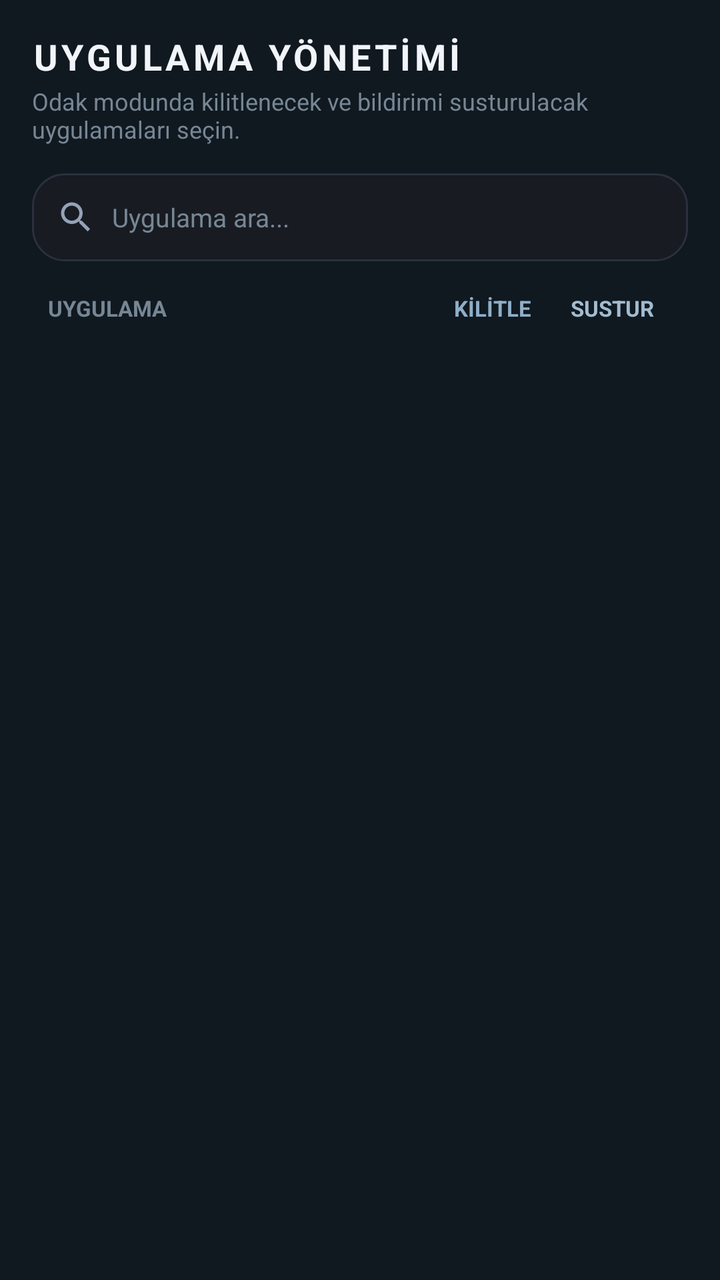
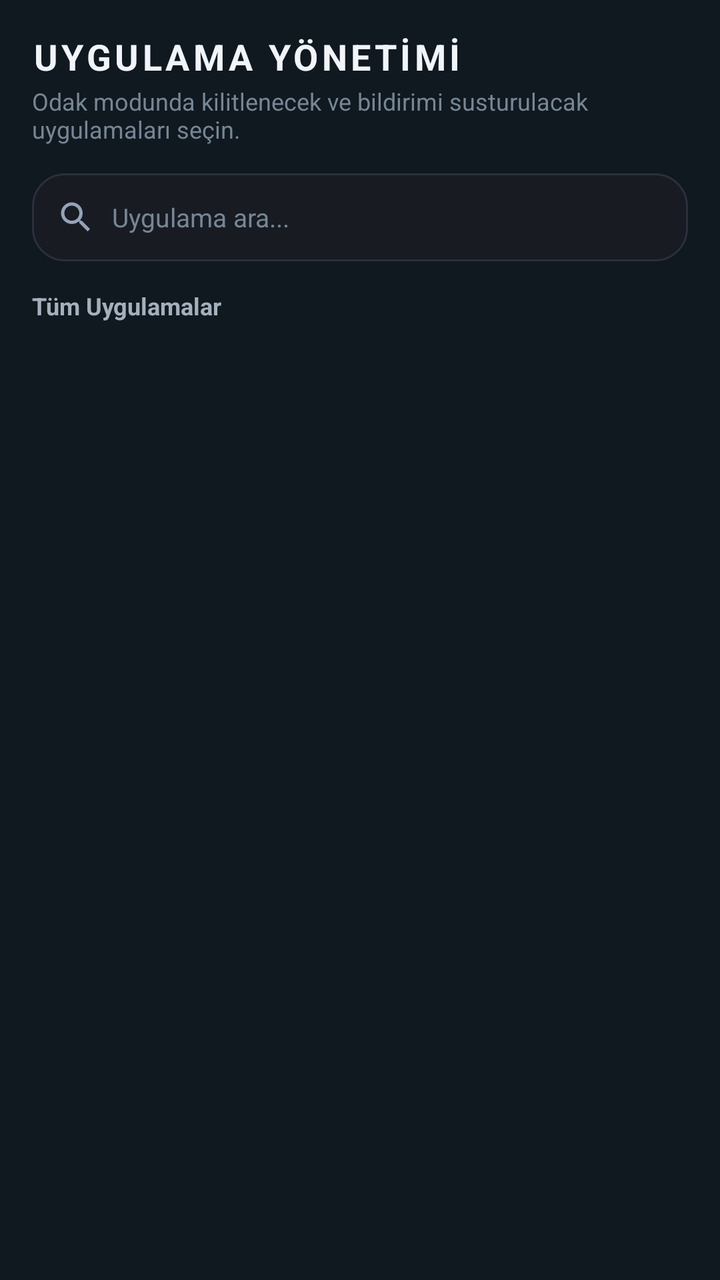

Screens rendered from an Android XML layout before and after an edit, with the pre-edit source and the edit as a unified diff.
<!-- AndroidManifest.xml: application theme Theme.KZBSODAK -->
<!-- res/layout/fragment_apps.xml -->
<?xml version="1.0" encoding="utf-8"?>
<LinearLayout xmlns:android="http://schemas.android.com/apk/res/android"
    xmlns:app="http://schemas.android.com/apk/res-auto"
    android:layout_width="match_parent"
    android:layout_height="match_parent"
    android:orientation="vertical"
    android:padding="16dp">

    
    <TextView
        android:layout_width="wrap_content"
        android:layout_height="wrap_content"
        android:letterSpacing="0.1"
        android:text="@string/apps_title"
        android:textColor="@color/text_primary"
        android:textSize="18sp"
        android:textStyle="bold" />

    <TextView
        android:layout_width="wrap_content"
        android:layout_height="wrap_content"
        android:layout_marginTop="2dp"
        android:text="Odak modunda kilitlenecek ve bildirimi susturulacak uygulamaları seçin."
        android:textColor="@color/text_muted"
        android:textSize="12sp" />

    
    <LinearLayout
        android:layout_width="match_parent"
        android:layout_height="44dp"
        android:layout_marginTop="14dp"
        android:background="@drawable/bg_card_dark"
        android:gravity="center_vertical"
        android:orientation="horizontal"
        android:paddingStart="12dp"
        android:paddingEnd="12dp">

        <ImageView
            android:layout_width="20dp"
            android:layout_height="20dp"
            android:src="@drawable/ic_search"
            android:contentDescription="Ara" />

        <EditText
            android:id="@+id/etSearchApp"
            android:layout_width="match_parent"
            android:layout_height="match_parent"
            android:layout_marginStart="8dp"
            android:background="@null"
            android:hint="@string/search_apps"
            android:inputType="text"
            android:textColor="@color/text_primary"
            android:textColorHint="@color/text_muted"
            android:textSize="13sp" />
    </LinearLayout>

    
    <LinearLayout
        android:layout_width="match_parent"
        android:layout_height="wrap_content"
        android:layout_marginTop="16dp"
        android:layout_marginBottom="8dp"
        android:gravity="center_vertical"
        android:orientation="horizontal"
        android:paddingStart="8dp"
        android:paddingEnd="8dp">

        <TextView
            android:layout_width="0dp"
            android:layout_height="wrap_content"
            android:layout_weight="1"
            android:text="UYGULAMA"
            android:textColor="@color/text_muted"
            android:textSize="11sp"
            android:textStyle="bold" />

        <TextView
            android:layout_width="60dp"
            android:layout_height="wrap_content"
            android:gravity="center"
            android:text="KİLİTLE"
            android:textColor="@color/accent_blue"
            android:textSize="11sp"
            android:textStyle="bold" />

        <TextView
            android:layout_width="60dp"
            android:layout_height="wrap_content"
            android:gravity="center"
            android:text="SUSTUR"
            android:textColor="@color/accent_blue_light"
            android:textSize="11sp"
            android:textStyle="bold" />
    </LinearLayout>

    
    <androidx.recyclerview.widget.RecyclerView
        android:id="@+id/rvAppsList"
        android:layout_width="match_parent"
        android:layout_height="match_parent"
        android:clipToPadding="false"
        android:paddingBottom="16dp" />

</LinearLayout>
<!-- resources referenced by this layout -->
<resources>
  <color name="accent_blue">#8FAFC8</color>
  <color name="accent_blue_light">#A2BCD0</color>
  <color name="text_muted">#768694</color>
  <color name="text_primary">#F1F5F9</color>
  <!-- drawable bg_card_dark (drawable) -->
  <?xml version="1.0" encoding="utf-8"?>
  <shape xmlns:android="http://schemas.android.com/apk/res/android"
      android:shape="rectangle">
      <solid android:color="#181B22" />
      <corners android:radius="16dp" />
      <stroke
          android:width="1dp"
          android:color="#2A303C" />
  </shape>
  <!-- drawable ic_search (drawable) -->
  <vector xmlns:android="http://schemas.android.com/apk/res/android"
      android:width="24dp"
      android:height="24dp"
      android:viewportWidth="24"
      android:viewportHeight="24">
      <path
          android:fillColor="#94A3B8"
          android:pathData="M15.5,14h-0.79l-0.28,-0.27C15.41,12.59 16,11.11 16,9.5 16,5.91 13.09,3 9.5,3S3,5.91 3,9.5 5.91,16 9.5,16c1.61,0 3.09,-0.59 4.23,-1.57l0.27,0.28v0.79l5,4.99L20.49,19l-4.99,-5zm-6,0C7.01,14 5,11.99 5,9.5S7.01,5 9.5,5 14,7.01 14,9.5 11.99,14 9.5,14z"/>
  </vector>
  <string name="apps_title">UYGULAMA YÖNETİMİ</string>
  <string name="search_apps">Uygulama ara...</string>
  <style name="Theme.KZBSODAK" parent="Theme.MaterialComponents.DayNight.NoActionBar">
          
          <item name="colorPrimary">@color/accent_blue_dark</item>
          <item name="colorPrimaryVariant">@color/accent_blue_dark</item>
          <item name="colorOnPrimary">@color/text_primary</item>
          
          <item name="colorSecondary">@color/accent_blue</item>
          <item name="colorSecondaryVariant">@color/accent_blue_light</item>
          <item name="colorOnSecondary">@color/bg_main</item>
          
          <item name="android:statusBarColor">@color/bg_main</item>
          <item name="android:navigationBarColor">@color/bg_main</item>
          <item name="android:windowBackground">@color/bg_main</item>
      </style>
  <color name="accent_blue_dark">#426B87</color>
  <color name="bg_main">#101820</color>
</resources>

<!-- the commit's change to res/layout/fragment_apps.xml (unified diff, before → after) -->
@@ -54,50 +54,56 @@
             android:textSize="13sp" />
     </LinearLayout>
 
-    
     <LinearLayout
+        android:id="@+id/layoutSelectedApps"
         android:layout_width="match_parent"
         android:layout_height="wrap_content"
-        android:layout_marginTop="16dp"
-        android:layout_marginBottom="8dp"
-        android:gravity="center_vertical"
-        android:orientation="horizontal"
-        android:paddingStart="8dp"
-        android:paddingEnd="8dp">
+        android:layout_marginTop="14dp"
+        android:orientation="vertical"
+        android:visibility="gone">
 
         <TextView
-            android:layout_width="0dp"
+            android:layout_width="wrap_content"
             android:layout_height="wrap_content"
-            android:layout_weight="1"
-            android:text="UYGULAMA"
-            android:textColor="@color/text_muted"
-            android:textSize="11sp"
+            android:text="@string/selected_apps_title"
+            android:textColor="@color/accent_blue"
+            android:textSize="13sp"
             android:textStyle="bold" />
 
-        <TextView
-            android:layout_width="60dp"
+        <HorizontalScrollView
+            android:layout_width="match_parent"
             android:layout_height="wrap_content"
-            android:gravity="center"
-            android:text="KİLİTLE"
-            android:textColor="@color/accent_blue"
-            android:textSize="11sp"
-            android:textStyle="bold" />
+            android:layout_marginTop="6dp"
+            android:clipToPadding="false"
+            android:fillViewport="false"
+            android:scrollbars="none">
 
-        <TextView
-            android:layout_width="60dp"
-            android:layout_height="wrap_content"
-            android:gravity="center"
-            android:text="SUSTUR"
-            android:textColor="@color/accent_blue_light"
-            android:textSize="11sp"
-            android:textStyle="bold" />
+            <com.google.android.material.chip.ChipGroup
+                android:id="@+id/chipSelectedApps"
+                android:layout_width="wrap_content"
+                android:layout_height="wrap_content"
+                app:chipSpacingHorizontal="6dp"
+                app:singleLine="true" />
+        </HorizontalScrollView>
     </LinearLayout>
+
+    <TextView
+        android:id="@+id/tvAllAppsHeader"
+        android:layout_width="wrap_content"
+        android:layout_height="wrap_content"
+        android:layout_marginTop="14dp"
+        android:layout_marginBottom="6dp"
+        android:text="@string/all_apps_title"
+        android:textColor="@color/text_secondary"
+        android:textSize="12sp"
+        android:textStyle="bold" />
 
     
     <androidx.recyclerview.widget.RecyclerView
         android:id="@+id/rvAppsList"
         android:layout_width="match_parent"
-        android:layout_height="match_parent"
+        android:layout_height="0dp"
+        android:layout_weight="1"
         android:clipToPadding="false"
         android:paddingBottom="16dp" />
 
<!-- resource entries referenced after the edit -->
@@ -4,6 +4,7 @@
   <color name="accent_blue_light">#A2BCD0</color>
   <color name="text_muted">#768694</color>
   <color name="text_primary">#F1F5F9</color>
+  <color name="text_secondary">#A4B1BC</color>
   <!-- drawable bg_card_dark (drawable) -->
   <?xml version="1.0" encoding="utf-8"?>
   <shape xmlns:android="http://schemas.android.com/apk/res/android"
@@ -24,8 +25,10 @@
           android:fillColor="#94A3B8"
           android:pathData="M15.5,14h-0.79l-0.28,-0.27C15.41,12.59 16,11.11 16,9.5 16,5.91 13.09,3 9.5,3S3,5.91 3,9.5 5.91,16 9.5,16c1.61,0 3.09,-0.59 4.23,-1.57l0.27,0.28v0.79l5,4.99L20.49,19l-4.99,-5zm-6,0C7.01,14 5,11.99 5,9.5S7.01,5 9.5,5 14,7.01 14,9.5 11.99,14 9.5,14z"/>
   </vector>
+  <string name="all_apps_title">Tüm Uygulamalar</string>
   <string name="apps_title">UYGULAMA YÖNETİMİ</string>
   <string name="search_apps">Uygulama ara...</string>
+  <string name="selected_apps_title">Seçilen Uygulamalar</string>
   <style name="Theme.KZBSODAK" parent="Theme.MaterialComponents.DayNight.NoActionBar">
           
           <item name="colorPrimary">@color/accent_blue_dark</item>
